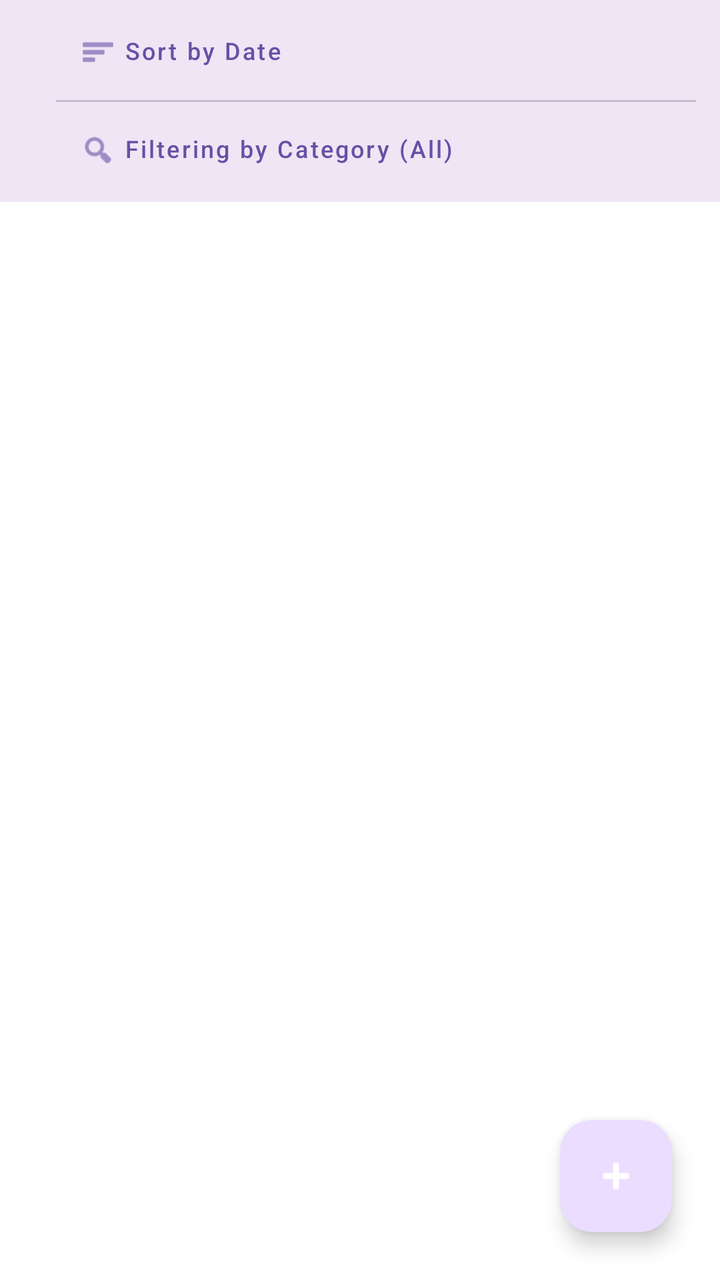
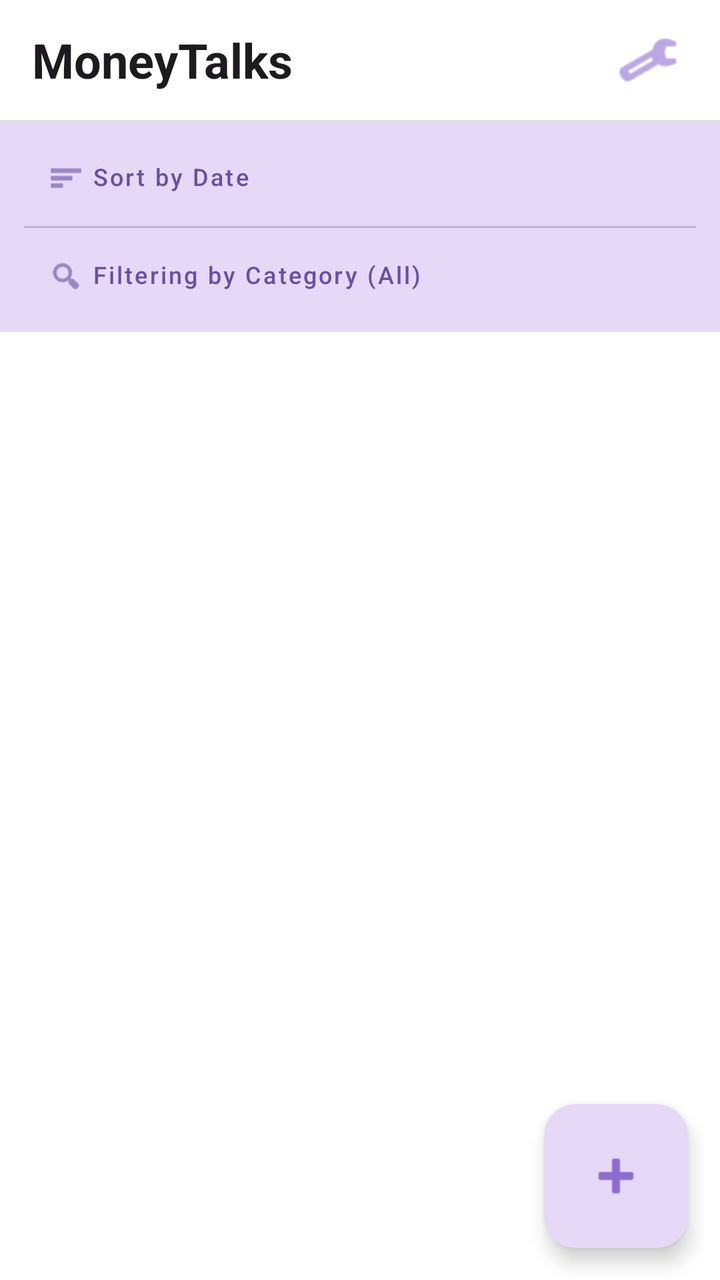

The first picture is an Android layout as it rendered before a commit; the second is the same layout after the commit. The layout source and the unified diff follow.
<!-- AndroidManifest.xml: application theme Theme.Sample_project -->
<!-- res/layout/activity_expense_list.xml -->
<?xml version="1.0" encoding="utf-8"?>
<androidx.constraintlayout.widget.ConstraintLayout xmlns:android="http://schemas.android.com/apk/res/android"
    xmlns:app="http://schemas.android.com/apk/res-auto"
    android:id="@+id/layout_expense_list"
    android:layout_width="match_parent"
    android:layout_height="match_parent">

    <com.google.android.material.appbar.MaterialToolbar
        android:id="@+id/topBar"
        android:layout_width="0dp"
        android:layout_height="wrap_content"
        android:background="?attr/colorSurface"
        android:elevation="6dp"
        android:minHeight="96dp"
        app:layout_constraintTop_toTopOf="parent"
        app:layout_constraintStart_toStartOf="parent"
        app:layout_constraintEnd_toEndOf="parent">

        <LinearLayout
            android:layout_width="match_parent"
            android:layout_height="wrap_content"
            android:orientation="vertical"
            android:paddingStart="12dp"
            android:paddingEnd="12dp"
            android:paddingTop="6dp"
            android:paddingBottom="6dp">

            <com.google.android.material.button.MaterialButton
                android:id="@+id/btnSort"
                android:layout_width="match_parent"
                android:layout_height="40dp"
                android:text="Sort by Date"
                android:textAllCaps="false"
                android:textSize="12sp"
                android:insetTop="0dp"
                android:insetBottom="0dp"
                android:includeFontPadding="false"
                android:gravity="start|center_vertical"
                android:paddingStart="12dp"
                android:paddingEnd="12dp"
                android:drawableEnd="@android:drawable/arrow_down_float"
                app:icon="@android:drawable/ic_menu_sort_by_size"
                app:iconGravity="textStart"
                style="@style/Widget.MaterialComponents.Button.TextButton" />

            <View
                android:layout_width="match_parent"
                android:layout_height="1dp"
                android:layout_marginTop="4dp"
                android:layout_marginBottom="4dp"
                android:background="?attr/colorOutline"
                android:alpha="0.35" />

            <com.google.android.material.button.MaterialButton
                android:id="@+id/btnFilter"
                android:layout_width="match_parent"
                android:layout_height="40dp"
                android:text="Filtering by Category (All)"
                android:textAllCaps="false"
                android:textSize="12sp"
                android:insetTop="0dp"
                android:insetBottom="0dp"
                android:includeFontPadding="false"
                android:gravity="start|center_vertical"
                android:paddingStart="12dp"
                android:paddingEnd="12dp"
                android:drawableEnd="@android:drawable/arrow_down_float"
                android:maxLines="1"
                android:ellipsize="end"
                app:icon="@android:drawable/ic_menu_search"
                app:iconGravity="textStart"
                style="@style/Widget.MaterialComponents.Button.TextButton" />

        </LinearLayout>
    </com.google.android.material.appbar.MaterialToolbar>

    <androidx.recyclerview.widget.RecyclerView
        android:id="@+id/rvExpenses"
        android:layout_width="0dp"
        android:layout_height="0dp"
        android:clipToPadding="false"
        android:padding="8dp"
        android:paddingBottom="88dp"
        app:layout_constraintTop_toBottomOf="@id/topBar"
        app:layout_constraintBottom_toBottomOf="parent"
        app:layout_constraintStart_toStartOf="parent"
        app:layout_constraintEnd_toEndOf="parent" />

    <com.google.android.material.floatingactionbutton.FloatingActionButton
        android:id="@+id/btnAddExpense"
        android:layout_width="wrap_content"
        android:layout_height="wrap_content"
        android:layout_margin="24dp"
        android:contentDescription="@string/addNew"
        app:layout_constraintBottom_toBottomOf="parent"
        app:layout_constraintEnd_toEndOf="parent"
        app:tint="@android:color/white"
        app:srcCompat="@android:drawable/ic_input_add" />

</androidx.constraintlayout.widget.ConstraintLayout>
<!-- resources referenced by this layout -->
<resources>
  <string name="addNew">Add New Expense</string>
  <style name="Theme.Sample_project" parent="Base.Theme.Sample_project" />
  <style name="Base.Theme.Sample_project" parent="Theme.Material3.DayNight.NoActionBar">
          
          
          <item name="android:windowBackground">@color/cardview_light_background</item>
      </style>
</resources>

<!-- the commit's change to res/layout/activity_expense_list.xml (unified diff, before → after) -->
@@ -9,9 +9,10 @@
         android:id="@+id/topBar"
         android:layout_width="0dp"
         android:layout_height="wrap_content"
-        android:background="?attr/colorSurface"
-        android:elevation="6dp"
-        android:minHeight="96dp"
+        android:background="@android:color/white"
+        android:elevation="8dp"
+        app:contentInsetStart="0dp"
+        app:contentInsetEnd="0dp"
         app:layout_constraintTop_toTopOf="parent"
         app:layout_constraintStart_toStartOf="parent"
         app:layout_constraintEnd_toEndOf="parent">
@@ -19,57 +20,98 @@
         <LinearLayout
             android:layout_width="match_parent"
             android:layout_height="wrap_content"
-            android:orientation="vertical"
-            android:paddingStart="12dp"
-            android:paddingEnd="12dp"
-            android:paddingTop="6dp"
-            android:paddingBottom="6dp">
+            android:orientation="vertical">
 
-            <com.google.android.material.button.MaterialButton
-                android:id="@+id/btnSort"
+            <LinearLayout
                 android:layout_width="match_parent"
-                android:layout_height="40dp"
-                android:text="Sort by Date"
-                android:textAllCaps="false"
-                android:textSize="12sp"
-                android:insetTop="0dp"
-                android:insetBottom="0dp"
-                android:includeFontPadding="false"
-                android:gravity="start|center_vertical"
-                android:paddingStart="12dp"
-                android:paddingEnd="12dp"
-                android:drawableEnd="@android:drawable/arrow_down_float"
-                app:icon="@android:drawable/ic_menu_sort_by_size"
-                app:iconGravity="textStart"
-                style="@style/Widget.MaterialComponents.Button.TextButton" />
+                android:layout_height="60dp"
+                android:gravity="center_vertical"
+                android:paddingStart="16dp"
+                android:paddingEnd="16dp"
+                android:background="@android:color/white">
+
+                <TextView
+                    android:id="@+id/tvAppTitle"
+                    android:layout_width="0dp"
+                    android:layout_height="wrap_content"
+                    android:layout_weight="1"
+                    android:text="MoneyTalks"
+                    android:textColor="?android:textColorPrimary"
+                    android:textSize="24sp"
+                    android:textStyle="bold" />
+
+                <ImageButton
+                    android:id="@+id/btnSettings"
+                    android:layout_width="40dp"
+                    android:layout_height="40dp"
+                    android:background="?attr/selectableItemBackgroundBorderless"
+                    android:contentDescription="Settings"
+                    android:padding="8dp"
+                    android:src="@android:drawable/ic_menu_manage"
+                    android:tint="@color/fab_icon_purple" />
+            </LinearLayout>
 
             <View
                 android:layout_width="match_parent"
                 android:layout_height="1dp"
-                android:layout_marginTop="4dp"
-                android:layout_marginBottom="4dp"
-                android:background="?attr/colorOutline"
-                android:alpha="0.35" />
+                android:background="#DDDDDD" />
 
-            <com.google.android.material.button.MaterialButton
-                android:id="@+id/btnFilter"
+            <LinearLayout
                 android:layout_width="match_parent"
-                android:layout_height="40dp"
-                android:text="Filtering by Category (All)"
-                android:textAllCaps="false"
-                android:textSize="12sp"
-                android:insetTop="0dp"
-                android:insetBottom="0dp"
-                android:includeFontPadding="false"
-                android:gravity="start|center_vertical"
+                android:layout_height="wrap_content"
+                android:background="@color/fab_light_purple"
+                android:orientation="vertical"
                 android:paddingStart="12dp"
+                android:paddingTop="8dp"
                 android:paddingEnd="12dp"
-                android:drawableEnd="@android:drawable/arrow_down_float"
-                android:maxLines="1"
-                android:ellipsize="end"
-                app:icon="@android:drawable/ic_menu_search"
-                app:iconGravity="textStart"
-                style="@style/Widget.MaterialComponents.Button.TextButton" />
+                android:paddingBottom="8dp">
+
+                <com.google.android.material.button.MaterialButton
+                    android:id="@+id/btnSort"
+                    style="@style/Widget.MaterialComponents.Button.TextButton"
+                    android:layout_width="match_parent"
+                    android:layout_height="40dp"
+                    android:drawableEnd="@android:drawable/arrow_down_float"
+                    android:gravity="start|center_vertical"
+                    android:includeFontPadding="false"
+                    android:insetTop="0dp"
+                    android:insetBottom="0dp"
+                    android:paddingStart="12dp"
+                    android:paddingEnd="12dp"
+                    android:text="Sort by Date"
+                    android:textAllCaps="false"
+                    android:textSize="12sp"
+                    app:icon="@android:drawable/ic_menu_sort_by_size"
+                    app:iconGravity="textStart" />
+
+                <View
+                    android:layout_width="match_parent"
+                    android:layout_height="1dp"
+                    android:layout_marginTop="4dp"
+                    android:layout_marginBottom="4dp"
+                    android:alpha="0.35"
+                    android:background="?attr/colorOutline" />
+
+                <com.google.android.material.button.MaterialButton
+                    android:id="@+id/btnFilter"
+                    style="@style/Widget.MaterialComponents.Button.TextButton"
+                    android:layout_width="match_parent"
+                    android:layout_height="40dp"
+                    android:drawableEnd="@android:drawable/arrow_down_float"
+                    android:ellipsize="end"
+                    android:gravity="start|center_vertical"
+                    android:includeFontPadding="false"
+                    android:insetTop="0dp"
+                    android:insetBottom="0dp"
+                    android:maxLines="1"
+                    android:paddingStart="12dp"
+                    android:paddingEnd="12dp"
+                    android:text="Filtering by Category (All)"
+                    android:textAllCaps="false"
+                    android:textSize="12sp"
+                    app:icon="@android:drawable/ic_menu_search"
+                    app:iconGravity="textStart" />
+            </LinearLayout>
 
         </LinearLayout>
     </com.google.android.material.appbar.MaterialToolbar>
@@ -80,7 +122,7 @@
         android:layout_height="0dp"
         android:clipToPadding="false"
         android:padding="8dp"
-        android:paddingBottom="88dp"
+        android:paddingBottom="96dp"
         app:layout_constraintTop_toBottomOf="@id/topBar"
         app:layout_constraintBottom_toBottomOf="parent"
         app:layout_constraintStart_toStartOf="parent"
@@ -90,11 +132,15 @@
         android:id="@+id/btnAddExpense"
         android:layout_width="wrap_content"
         android:layout_height="wrap_content"
-        android:layout_margin="24dp"
-        android:contentDescription="@string/addNew"
+        android:layout_marginEnd="16dp"
+        android:layout_marginBottom="16dp"
+        android:contentDescription="Add Expense"
+        android:src="@android:drawable/ic_input_add"
+        app:backgroundTint="@color/fab_light_purple"
+        app:fabCustomSize="72dp"
         app:layout_constraintBottom_toBottomOf="parent"
         app:layout_constraintEnd_toEndOf="parent"
-        app:tint="@android:color/white"
-        app:srcCompat="@android:drawable/ic_input_add" />
+        app:maxImageSize="32dp"
+        app:tint="@color/fab_icon_purple" />
 
 </androidx.constraintlayout.widget.ConstraintLayout>
<!-- resource entries referenced after the edit -->
@@ -1,6 +1,7 @@
 <!-- resources referenced by this layout -->
 <resources>
-  <string name="addNew">Add New Expense</string>
+  <color name="fab_icon_purple">#8E6CCF</color>
+  <color name="fab_light_purple">#E6D9F7</color>
   <style name="Theme.Sample_project" parent="Base.Theme.Sample_project" />
   <style name="Base.Theme.Sample_project" parent="Theme.Material3.DayNight.NoActionBar">
           
